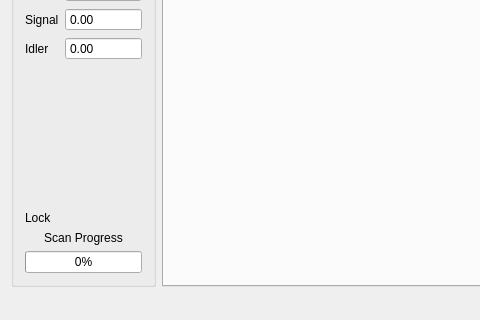
Qt form mainwindow.ui (kncrabtree/nicerohms) before a commit; both pictures show x 0 to 480 and y 157 to 477 of the 748 by 477 pixel window.
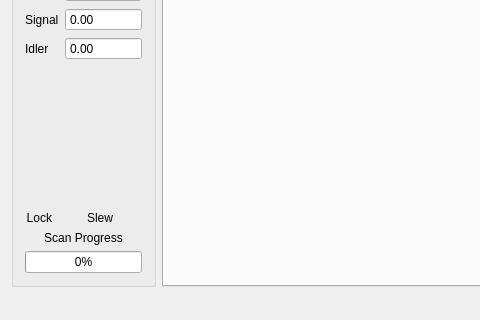
The same form after that commit. Custom widgets are drawn as their Qt base class.

Commit message: Add slew Led

The edit to the form file:
```diff
--- a/mainwindow.ui
+++ b/mainwindow.ui
@@ -148,23 +148,33 @@
         </spacer>
        </item>
        <item>
-        <layout class="QFormLayout" name="formLayout_2">
-         <property name="rowWrapPolicy">
-          <enum>QFormLayout::DontWrapRows</enum>
-         </property>
-         <property name="formAlignment">
-          <set>Qt::AlignLeading|Qt::AlignLeft|Qt::AlignTop</set>
-         </property>
+        <layout class="QGridLayout" name="gridLayout" columnstretch="0,1,0,1">
+         <item row="0" column="2">
+          <widget class="QLabel" name="slewLabel">
+           <property name="text">
+            <string>Slew</string>
+           </property>
+           <property name="alignment">
+            <set>Qt::AlignRight|Qt::AlignTrailing|Qt::AlignVCenter</set>
+           </property>
+          </widget>
+         </item>
          <item row="0" column="0">
           <widget class="QLabel" name="lockLabel">
            <property name="text">
             <string>Lock</string>
            </property>
+           <property name="alignment">
+            <set>Qt::AlignRight|Qt::AlignTrailing|Qt::AlignVCenter</set>
+           </property>
           </widget>
          </item>
          <item row="0" column="1">
           <widget class="Led" name="lockLed" native="true"/>
          </item>
+         <item row="0" column="3">
+          <widget class="Led" name="slewLed" native="true"/>
+         </item>
         </layout>
        </item>
        <item>
```
The commit also changes 1 other file.
